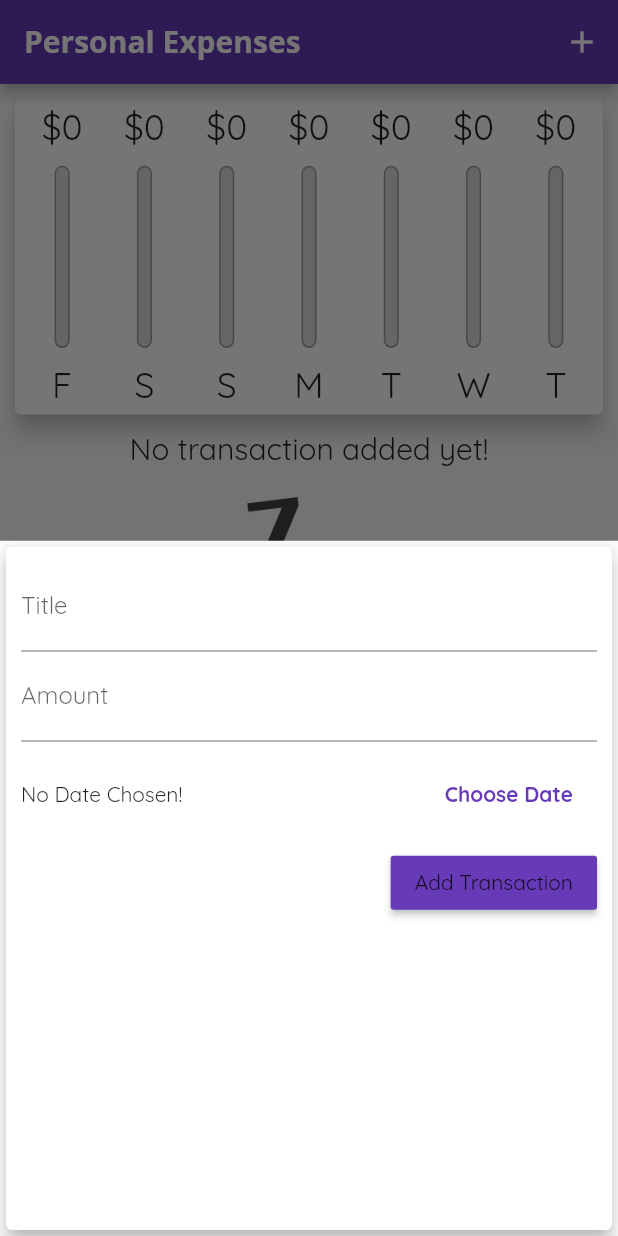
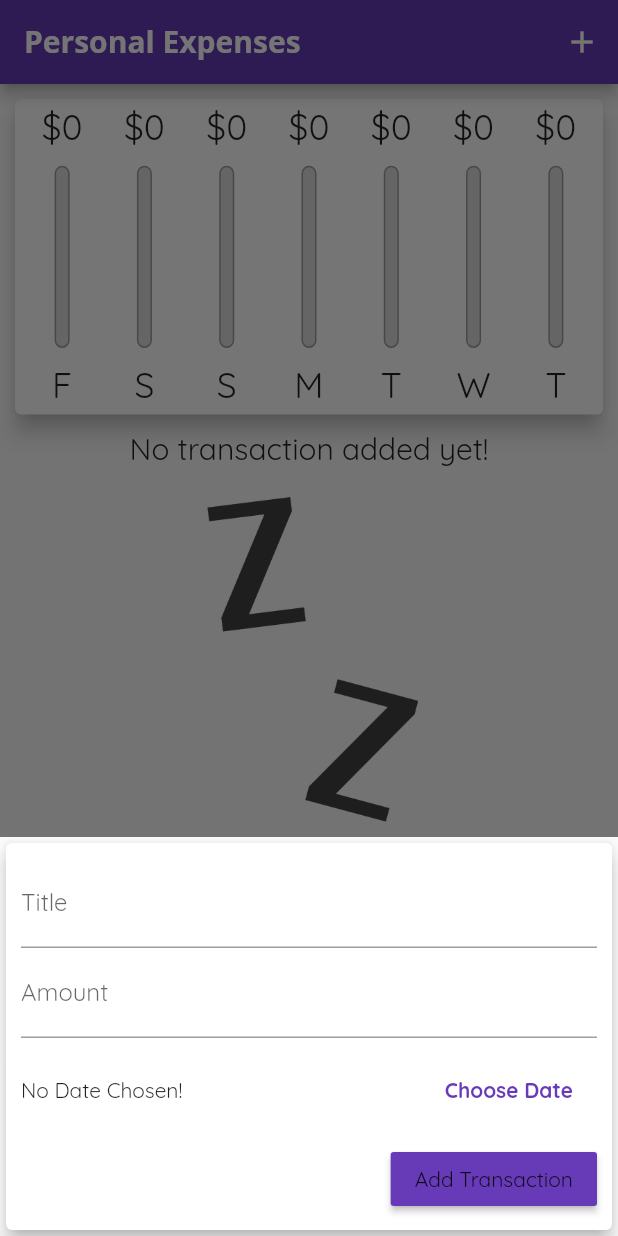
Before and after one commit to alinpahontu2912/expenses-app-flutter-udemy, a Flutter app: the screen it shows after launch, after a tap on the "add" icon, on a phone screen of 412 x 824 dp. Run offline on Flutter 3.47's test engine with Material 2 defaults, Android fonts, the phone set to English and light mode, and no system bars.

Commit message:
used safe area and improved performance by making MediaQuery object and reusing it

```diff
--- a/lib/main.dart
+++ b/lib/main.dart
@@ -80,7 +80,9 @@
 
   @override
   Widget build(BuildContext context) {
-    final isLandscape = MediaQuery.of(context).orientation == Orientation.landscape;
+    final mediaQuery = MediaQuery.of(context);
+
+    final isLandscape = mediaQuery.orientation == Orientation.landscape;
 
     final appBar = AppBar(
       title: Text(
@@ -96,27 +98,27 @@
     );
 
     final txListWidget = Container(
-        height: (MediaQuery.of(context).size.height -
+        height: (mediaQuery.size.height -
                 appBar.preferredSize.height -
-            MediaQuery.of(context).padding.top) *
+                mediaQuery.padding.top) *
             0.8,
-        child:
-        TransactionList(_userTransactions, _deleteTransaction));
-
+        child: TransactionList(_userTransactions, _deleteTransaction));
 
     return Scaffold(
       appBar: appBar,
-      body: SingleChildScrollView(
+      body: SafeArea(
+        child: SingleChildScrollView(
           child: Column(
             mainAxisAlignment: MainAxisAlignment.start,
             crossAxisAlignment: CrossAxisAlignment.center,
             children: [
               if (isLandscape)
                 Row(
+                  crossAxisAlignment: CrossAxisAlignment.center,
                   mainAxisAlignment: MainAxisAlignment.center,
                   children: [
                     Text('Show Chart?'),
-                Switch(
+                    Switch.adaptive(
                         value: _showChart,
                         onChanged: (tapped) {
                           //_showChart ? _showChart = false : _showChart = true;
@@ -128,23 +130,25 @@
                 ),
               if (!isLandscape)
                 Container(
-                    height: (MediaQuery.of(context).size.height -
+                    height: (mediaQuery.size.height -
                             appBar.preferredSize.height -
-                            MediaQuery.of(context).padding.top) *
+                            mediaQuery.padding.top) *
                         0.3,
                     child: Chart(_recentTracsanctions)),
               if (!isLandscape) txListWidget,
-            if (isLandscape) _showChart ?
-            Container(
-                height: (MediaQuery.of(context).size.height -
+              if (isLandscape)
+                _showChart
+                    ? Container(
+                        height: (mediaQuery.size.height -
                                 appBar.preferredSize.height -
-                    MediaQuery.of(context).padding.top) *
+                                mediaQuery.padding.top) *
                             0.8,
                         child: Chart(_recentTracsanctions))
                     : txListWidget,
             ],
           ),
         ),
+      ),
     );
   }
 }
--- a/lib/widgets/new_transaction.dart
+++ b/lib/widgets/new_transaction.dart
@@ -22,7 +22,9 @@
     final enteredTitle = _titleController.text;
     final enteredAmount = double.parse(_amountController.text);
 
-    if (enteredTitle.isEmpty || enteredAmount <= 0 || _selectedDate == DateTime(1990)) {
+    if (enteredTitle.isEmpty ||
+        enteredAmount <= 0 ||
+        _selectedDate == DateTime(1990)) {
       return;
     }
 
@@ -54,10 +56,15 @@
 
   @override
   Widget build(BuildContext context) {
-    return Card(
+    return SingleChildScrollView(
+      child: Card(
         elevation: 5,
         child: Container(
-        padding: EdgeInsets.all(10),
+          padding: EdgeInsets.only(
+              top: 10,
+              left: 10,
+              right: 10,
+              bottom: MediaQuery.of(context).viewInsets.bottom + 10),
           child: Column(
             crossAxisAlignment: CrossAxisAlignment.end,
             children: <Widget>[
@@ -109,6 +116,7 @@
             ],
           ),
         ),
+      ),
     );
   }
 }
--- a/lib/widgets/transaction_list.dart
+++ b/lib/widgets/transaction_list.dart
@@ -20,10 +20,12 @@
                   height: 20,
                 ),
                 Container(
-                    height: 200,
+                    height: MediaQuery.of(context).size.height * 0.4,
+                    child: FittedBox(
                       child: Image.asset(
                         'assets/images/waiting.png',
                         fit: BoxFit.cover,
+                      ),
                     )),
               ],
             );
@@ -48,7 +50,14 @@
                   ),
                   subtitle:
                       Text(DateFormat.yMMMd().format(transactions[index].date)),
-                  trailing: IconButton(
+                  trailing: MediaQuery.of(context).size.width > 350
+                      ? FlatButton.icon(
+                          onPressed: () => deleteTrans(transactions[index].id),
+                          label: Text('Delete'),
+                          icon: Icon(Icons.delete),
+                          color: Theme.of(context).errorColor,
+                        )
+                      : IconButton(
                           icon: Icon(Icons.delete),
                           color: Theme.of(context).errorColor,
                           onPressed: () => deleteTrans(transactions[index].id),
```
Lines whose indentation alone changed are shown as unchanged.
